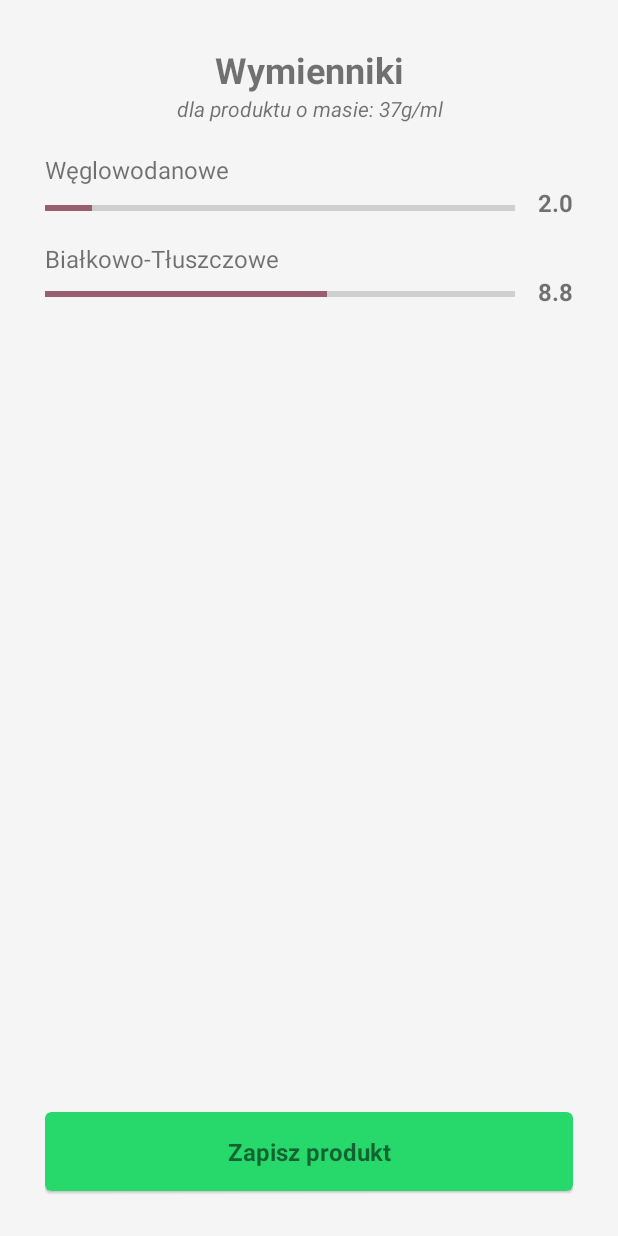
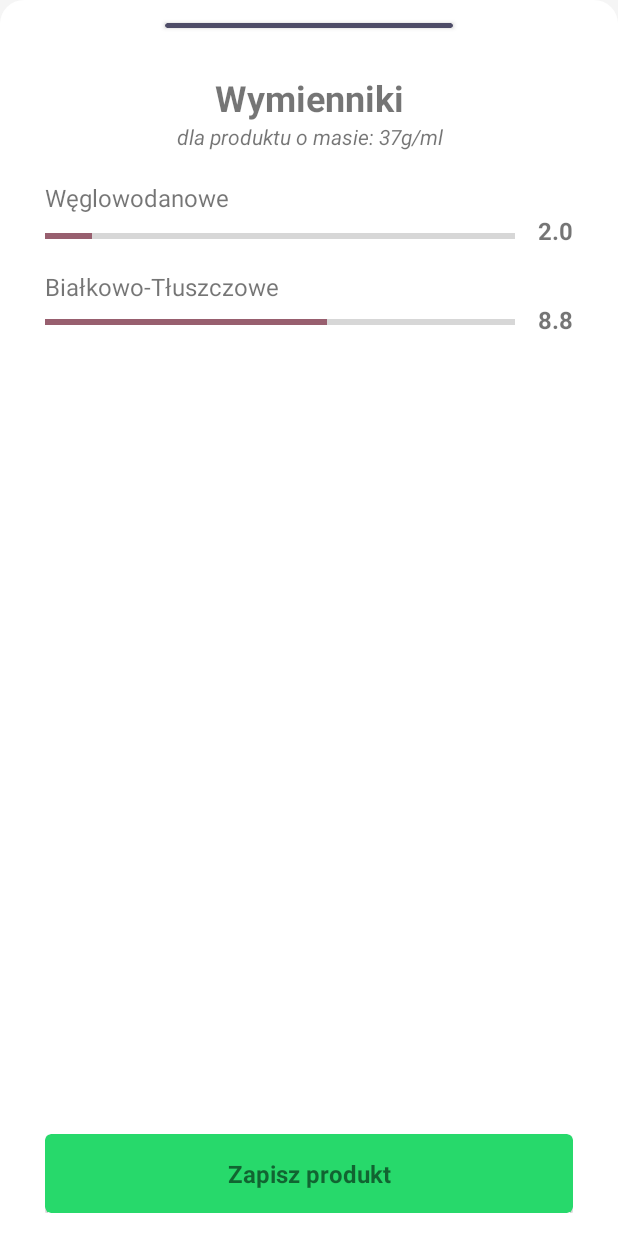
Before and after one commit to piekarskipiotr/mydiabetes, an Android app: the layout dialog_calculated_exchangers.xml on its own in the app's theme, with its tools: preview values and no code run, on a phone screen of 412 x 824 dp. Run offline under Robolectric (Android 15) with nearby library versions, the phone set to English and light mode, and no system bars.

Commit message:
Create BottomSheetView.

```diff
--- /dev/null
+++ b/app/src/main/res/drawable/bottom_sheet_view_background_rounded.xml
@@ -0,0 +1,12 @@
+<?xml version="1.0" encoding="utf-8"?>
+<shape xmlns:android="http://schemas.android.com/apk/res/android"
+    android:shape="rectangle">
+    <solid
+        android:color="@color/white"/>
+    <corners
+        android:topLeftRadius="16dp"
+        android:topRightRadius="16dp"/>
+
+
+
+</shape>
--- a/app/src/main/res/layout/activity_home.xml
+++ b/app/src/main/res/layout/activity_home.xml
@@ -27,7 +27,7 @@
                     android:paddingEnd="16dp"
                     android:paddingBottom="20dp"
                     android:layout_centerHorizontal="true"
-                    android:text="AppBarText"
+                    android:text="MyDiabetes"
                     android:textSize="22sp"
                     android:textStyle="bold"/>
 
--- a/app/src/main/res/layout/dialog_calculated_exchangers.xml
+++ b/app/src/main/res/layout/dialog_calculated_exchangers.xml
@@ -2,15 +2,24 @@
 <LinearLayout xmlns:android="http://schemas.android.com/apk/res/android"
     xmlns:app="http://schemas.android.com/apk/res-auto"
     android:layout_width="match_parent"
-    android:layout_height="match_parent">
+    android:layout_height="match_parent"
+    android:background="@drawable/bottom_sheet_view_background_rounded">
     <LinearLayout
         android:layout_width="match_parent"
         android:layout_height="match_parent"
         android:orientation="vertical"
         android:layout_marginStart="30dp"
-        android:layout_marginTop="30dp"
+        android:layout_marginTop="0dp"
         android:layout_marginEnd="30dp"
-        android:layout_marginBottom="20dp">
+        android:layout_marginBottom="15dp">
+        <androidx.cardview.widget.CardView
+            android:layout_width="match_parent"
+            android:layout_height="3dp"
+            android:layout_marginStart="80dp"
+            android:layout_marginTop="15dp"
+            android:layout_marginEnd="80dp"
+            android:layout_marginBottom="30dp"
+            app:cardBackgroundColor="@color/independent"/>
         <TextView
             android:layout_width="match_parent"
             android:layout_height="wrap_content"
@@ -86,7 +95,7 @@
         <LinearLayout
             android:layout_width="match_parent"
             android:layout_height="match_parent"
-            android:layout_marginTop="150dp"
+            android:layout_marginTop="80dp"
             android:gravity="bottom">
             <com.google.android.material.circularreveal.cardview.CircularRevealCardView
                 android:id="@+id/calculateButton"
@@ -95,7 +104,6 @@
                 android:focusable="true"
                 android:layout_width="match_parent"
                 android:layout_height="wrap_content"
-                android:layout_marginBottom="10dp"
                 app:cardBackgroundColor="@color/green">
                 <TextView
                     android:layout_width="match_parent"
```
Also changed, not shown: app/src/main/java/com/apps/bacon/mydiabetes/AddProductFragment.kt (+15 -0 lines), app/src/main/res/layout/activity_save_product.xml (+9 -6 lines).
